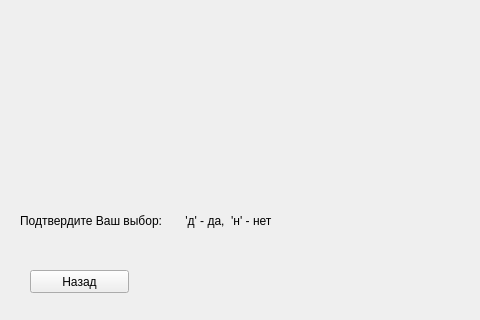
The window that ui/analiz.ui (sumlin/adpacf) describes before a commit, drawn with Qt 5; both pictures show x 0 to 480 and y 160 to 480 of the 640 by 480 pixel window.
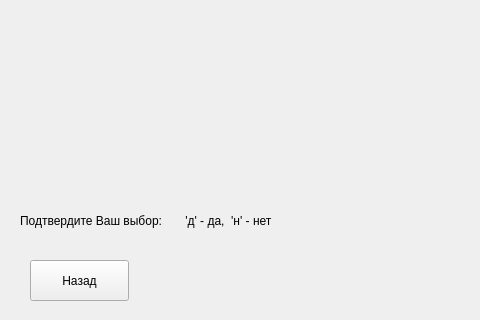
The same window after the commit.

```diff
--- a/ui/analiz.ui
+++ b/ui/analiz.ui
@@ -63,9 +63,9 @@
    <property name="geometry">
     <rect>
      <x>30</x>
-     <y>430</y>
+     <y>420</y>
      <width>99</width>
-     <height>23</height>
+     <height>41</height>
     </rect>
    </property>
    <property name="text">
```
Left out of the diff: 3 changed lines with no effect on the pictures.
